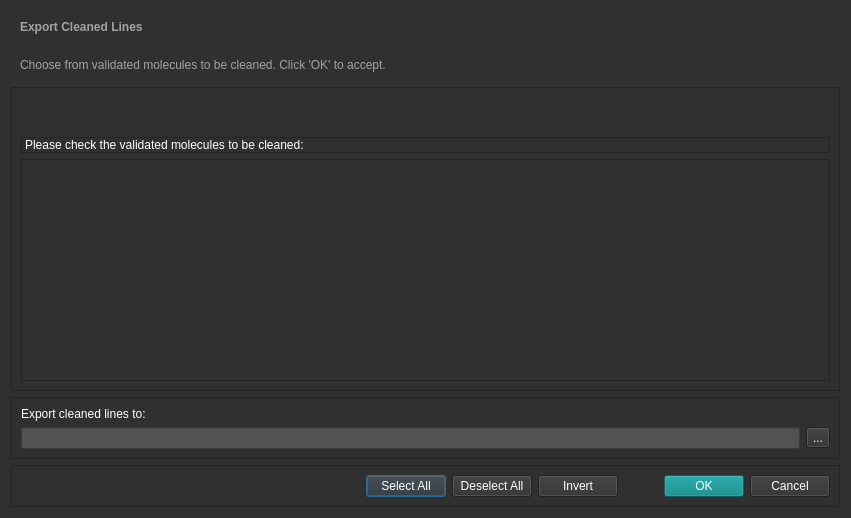
Above: app/dialogs/frames/export_cleaned_lines.ui from jnicoleoliveira/SPECData before the change. Below: the same form after it.
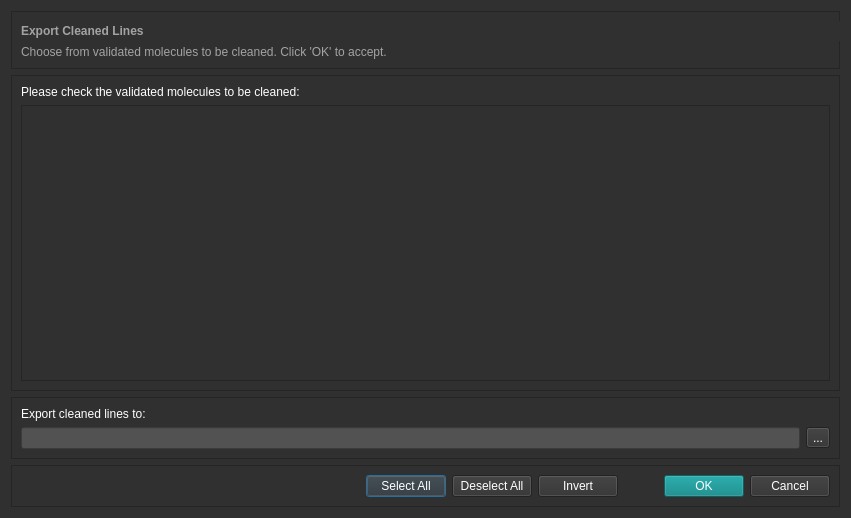
That is the form after the change.

Commit message: - Export Cleaned Lines bug fixed - Adjustments to export cleaned lines UI file - Implemented OK function for export_cleaned_lines dialog - Added new error displays, and file checking functions - Implemented export error checking - export now exports as .lines file!

What changed in the file:
```diff
--- a/app/dialogs/frames/export_cleaned_lines.ui
+++ b/app/dialogs/frames/export_cleaned_lines.ui
@@ -20,57 +20,7 @@
 </string>
   </property>
   <layout class="QGridLayout" name="gridLayout_4">
-   <item row="2" column="0">
-    <widget class="QFrame" name="frame_4">
-     <property name="frameShape">
-      <enum>QFrame::NoFrame</enum>
-     </property>
-     <property name="frameShadow">
-      <enum>QFrame::Raised</enum>
-     </property>
-     <layout class="QHBoxLayout" name="horizontalLayout_5">
-      <item>
-       <widget class="QLabel" name="label_4">
-        <property name="styleSheet">
-         <string notr="true">color: rgb(163, 163, 163);</string>
-        </property>
-        <property name="text">
-         <string>Choose from validated molecules to be cleaned. Click 'OK' to accept.</string>
-        </property>
-       </widget>
-      </item>
-     </layout>
-    </widget>
-   </item>
-   <item row="0" column="0">
-    <widget class="QFrame" name="frame_3">
-     <property name="frameShape">
-      <enum>QFrame::NoFrame</enum>
-     </property>
-     <property name="frameShadow">
-      <enum>QFrame::Raised</enum>
-     </property>
-     <layout class="QHBoxLayout" name="horizontalLayout_4">
-      <item>
-       <widget class="QLabel" name="label_3">
-        <property name="font">
-         <font>
-          <weight>75</weight>
-          <bold>true</bold>
-         </font>
-        </property>
-        <property name="styleSheet">
-         <string notr="true">color: rgb(163, 163, 163);</string>
-        </property>
-        <property name="text">
-         <string>Export Cleaned Lines</string>
-        </property>
-       </widget>
-      </item>
-     </layout>
-    </widget>
-   </item>
-   <item row="3" column="0">
+   <item row="1" column="0">
     <widget class="QFrame" name="frame_2">
      <property name="frameShape">
       <enum>QFrame::StyledPanel</enum>
@@ -79,33 +29,17 @@
       <enum>QFrame::Raised</enum>
      </property>
      <layout class="QGridLayout" name="gridLayout_3">
-      <item row="1" column="0">
+      <item row="0" column="0">
        <widget class="QLabel" name="label_2">
         <property name="frameShape">
-         <enum>QFrame::StyledPanel</enum>
+         <enum>QFrame::NoFrame</enum>
         </property>
         <property name="text">
          <string>Please check the validated molecules to be cleaned:</string>
         </property>
        </widget>
       </item>
-      <item row="0" column="0">
-       <spacer name="verticalSpacer_3">
-        <property name="orientation">
-         <enum>Qt::Vertical</enum>
-        </property>
-        <property name="sizeType">
-         <enum>QSizePolicy::Minimum</enum>
-        </property>
-        <property name="sizeHint" stdset="0">
-         <size>
-          <width>20</width>
-          <height>40</height>
-         </size>
-        </property>
-       </spacer>
-      </item>
-      <item row="2" column="0">
+      <item row="1" column="0">
        <widget class="QScrollArea" name="scrollArea">
         <property name="widgetResizable">
          <bool>true</bool>
@@ -116,16 +50,83 @@
            <x>0</x>
            <y>0</y>
            <width>819</width>
-           <height>202</height>
+           <height>260</height>
           </rect>
          </property>
+         <zorder>frame_6</zorder>
         </widget>
        </widget>
       </item>
      </layout>
     </widget>
    </item>
-   <item row="6" column="0">
+   <item row="0" column="0">
+    <widget class="QFrame" name="frame_6">
+     <property name="sizePolicy">
+      <sizepolicy hsizetype="Preferred" vsizetype="Preferred">
+       <horstretch>0</horstretch>
+       <verstretch>0</verstretch>
+      </sizepolicy>
+     </property>
+     <property name="minimumSize">
+      <size>
+       <width>0</width>
+       <height>58</height>
+      </size>
+     </property>
+     <property name="frameShape">
+      <enum>QFrame::StyledPanel</enum>
+     </property>
+     <property name="frameShadow">
+      <enum>QFrame::Raised</enum>
+     </property>
+     <widget class="QLabel" name="label_3">
+      <property name="geometry">
+       <rect>
+        <x>10</x>
+        <y>10</y>
+        <width>821</width>
+        <height>20</height>
+       </rect>
+      </property>
+      <property name="font">
+       <font>
+        <weight>75</weight>
+        <bold>true</bold>
+       </font>
+      </property>
+      <property name="styleSheet">
+       <string notr="true">color: rgb(163, 163, 163);</string>
+      </property>
+      <property name="frameShape">
+       <enum>QFrame::NoFrame</enum>
+      </property>
+      <property name="frameShadow">
+       <enum>QFrame::Raised</enum>
+      </property>
+      <property name="text">
+       <string>Export Cleaned Lines</string>
+      </property>
+     </widget>
+     <widget class="QLabel" name="label_4">
+      <property name="geometry">
+       <rect>
+        <x>10</x>
+        <y>30</y>
+        <width>441</width>
+        <height>21</height>
+       </rect>
+      </property>
+      <property name="styleSheet">
+       <string notr="true">color: rgb(163, 163, 163);</string>
+      </property>
+      <property name="text">
+       <string>Choose from validated molecules to be cleaned. Click 'OK' to accept.</string>
+      </property>
+     </widget>
+    </widget>
+   </item>
+   <item row="4" column="0">
     <widget class="QFrame" name="frame">
      <property name="frameShape">
       <enum>QFrame::StyledPanel</enum>
@@ -211,7 +212,7 @@
      </layout>
     </widget>
    </item>
-   <item row="4" column="0" rowspan="2">
+   <item row="2" column="0" rowspan="2">
     <widget class="QFrame" name="frame_5">
      <property name="frameShape">
       <enum>QFrame::StyledPanel</enum>
```
The commit also changes 8 other files.
